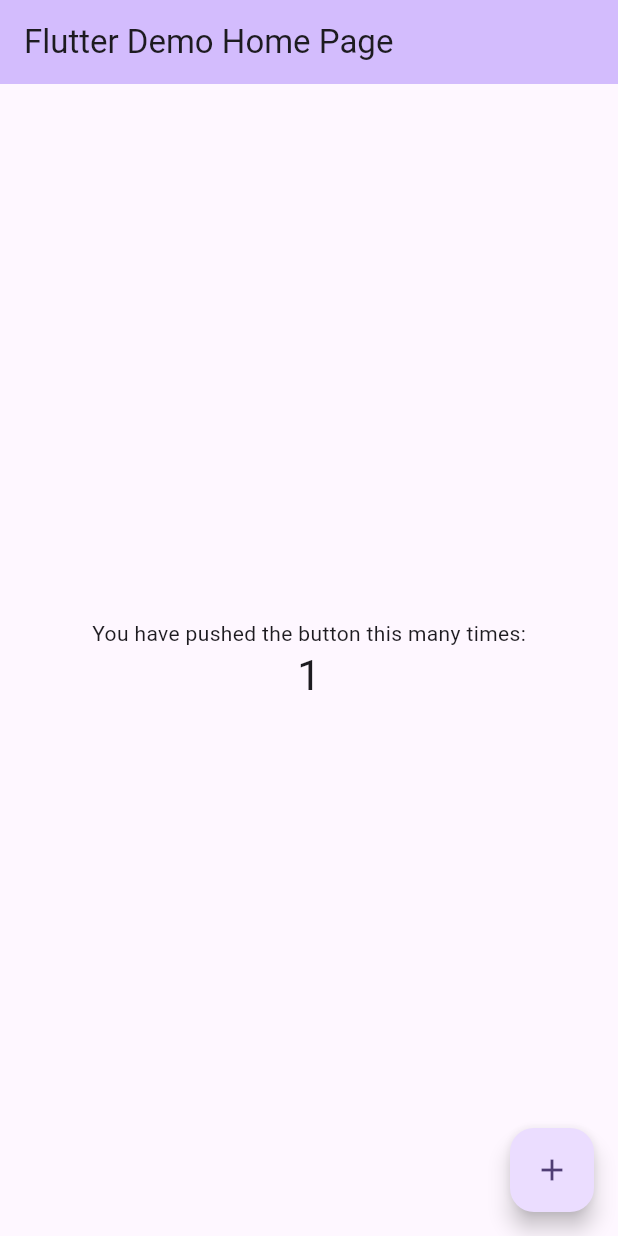
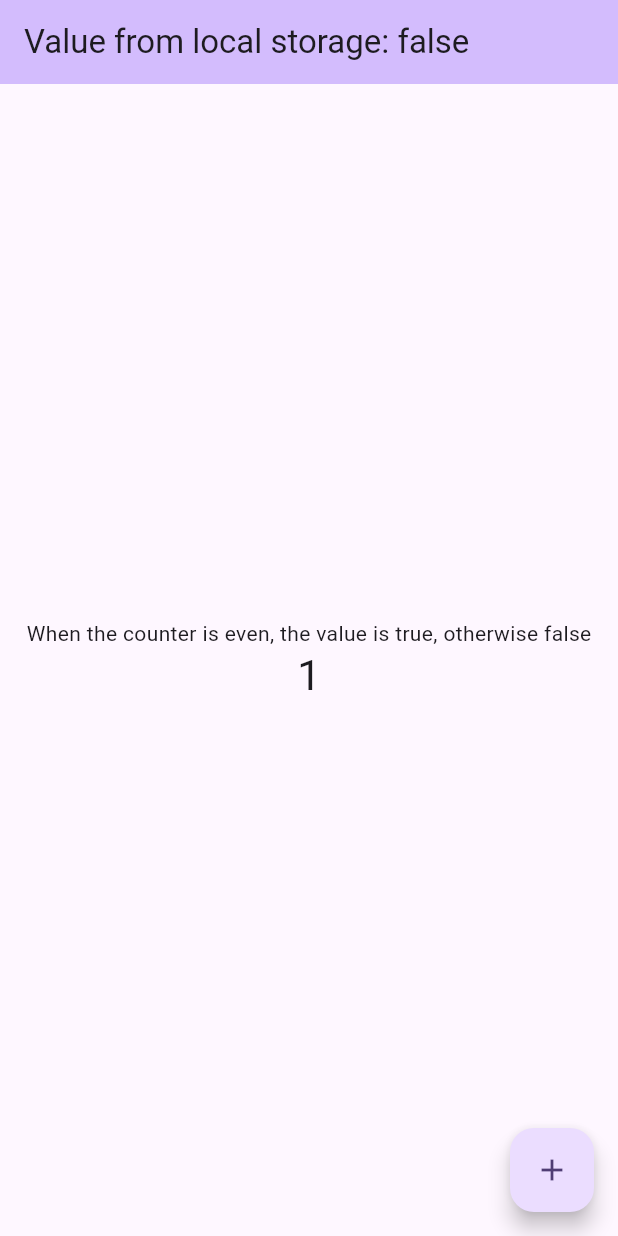
Before and after one commit to FilledStacks/startup_bounty, a Flutter app: the screen it shows after launch, after a tap on the "add" icon, on a phone screen of 412 x 824 dp. Run offline on Flutter 3.47's test engine with Material 3 defaults, Android fonts, the phone set to English and light mode, and no system bars; missing offline and left inert: dart:html, flutter_driver.

Commit message:
Added flutter web support

```diff
--- a/lib/main.dart
+++ b/lib/main.dart
@@ -1,18 +1,18 @@
 import 'dart:io';
 
+import 'package:flutter/foundation.dart';
 import 'package:flutter/material.dart';
 import 'package:flutter_driver/driver_extension.dart';
 // add path provider
 import 'package:path_provider/path_provider.dart';
+import 'dart:html' as html;
 
 const bool DRIVE_MODE = bool.fromEnvironment('DRIVE_MODE');
 
 Future<void> main() async {
   // TASK: Read this value from a local storage
-  final value = readValueSync('${getDocumentsDirPath()}/counter.txt');
+  final value = readData();
   final useFlutterDriver = value == 'true' || DRIVE_MODE;
-
-  print("The value is $value");
 
   if (!useFlutterDriver) {
     WidgetsFlutterBinding.ensureInitialized();
@@ -20,11 +20,13 @@ Future<void> main() async {
     enableFlutterDriverExtension();
   }
 
-  runApp(const MyApp());
+  runApp(MyApp(value: value));
 }
 
 class MyApp extends StatelessWidget {
-  const MyApp({super.key});
+  const MyApp({super.key, required this.value});
+
+  final String value;
 
   // This widget is the root of your application.
   @override
@@ -35,7 +37,7 @@ class MyApp extends StatelessWidget {
         colorScheme: ColorScheme.fromSeed(seedColor: Colors.deepPurple),
         useMaterial3: true,
       ),
-      home: const MyHomePage(title: 'Flutter Demo Home Page'),
+      home: MyHomePage(title: 'Value from local storage: $value'),
     );
   }
 }
@@ -64,7 +66,7 @@ class _MyHomePageState extends State<MyHomePage> {
       _counter++;
     });
     bool state = _counter % 2 == 0;
-    writeToTile('counter.txt', state.toString());
+    writeToFile('counter.txt', state.toString());
   }
 
   @override
@@ -79,7 +81,7 @@ class _MyHomePageState extends State<MyHomePage> {
           mainAxisAlignment: MainAxisAlignment.center,
           children: <Widget>[
             const Text(
-              'You have pushed the button this many times:',
+              'When the counter is even, the value is true, otherwise false',
             ),
             Text(
               '$_counter',
@@ -97,6 +99,13 @@ class _MyHomePageState extends State<MyHomePage> {
   }
 }
 
+String readData() {
+  if (kIsWeb) {
+    return html.window.localStorage['counter.txt'] ?? 'false';
+  }
+  return readValueSync('${getDocumentsDirPath()}/counter.txt');
+}
+
 String getDocumentsDirPath() {
   return Directory.systemTemp.path;
 }
@@ -106,11 +115,14 @@ String readValueSync(String filePath) {
   return file.existsSync() ? file.readAsStringSync() : 'false';
 }
 
-void writeToTile(String fileName, String fileData) async {
+void writeToFile(String fileName, String fileData) async {
+  if (kIsWeb) {
+    html.window.localStorage[fileName] = fileData;
+    return;
+  }
   final file = File('${getDocumentsDirPath()}/$fileName');
   file.writeAsStringSync(fileData);
 
-  // // Write to actual documents
   final appDocuments = await getApplicationDocumentsDirectory();
   final appDocumentsDir = appDocuments.path;
   final appFile = File('$appDocumentsDir/$fileName');
@@ -118,6 +130,9 @@ void writeToTile(String fileName, String fileData) async {
 }
 
 void checkDocumentsForFileIfItExistsSaveToTemp(String fileString) async {
+  if (kIsWeb) {
+    return;
+  }
   final appDocuments = await getApplicationDocumentsDirectory();
   final appDocumentsDir = appDocuments.path;
   final appFile = File('$appDocumentsDir/$fileString');
```
Also changed, not shown: 5 other files.
